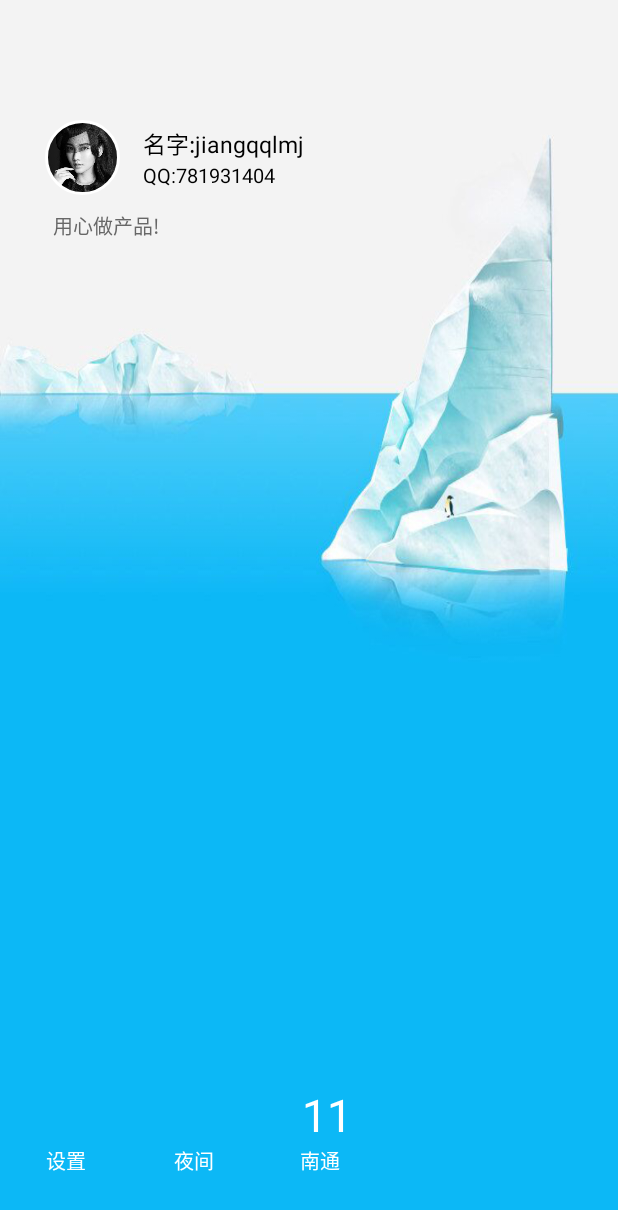
After one commit to BoleSky/android_mvp_framework, an Android app: the layout left_main_view_layout.xml on its own in the app's theme, with its tools: preview values and no code run, on a phone screen of 412 x 824 dp. The commit adds this screen. Shown: the top 1210 px of the screen. Run offline under Robolectric (Android 15) with nearby library versions, the phone set to English and light mode, and no system bars.

Commit message:
主界面侧滑功能

```diff
--- a/app/src/main/AndroidManifest.xml
+++ b/app/src/main/AndroidManifest.xml
@@ -8,7 +8,7 @@
         android:icon="@mipmap/ic_launcher"
         android:label="@string/app_name"
         android:supportsRtl="true"
-        android:theme="@style/AppTheme">
+        android:theme="@style/AppTheme.NoActionBar">
         <activity android:name=".activity.MainActivity">
             <intent-filter>
                 <action android:name="android.intent.action.MAIN" />
--- a/app/src/main/java/com/bolesky/base/sportsinfo/widget/circleimageview/CircleImageView.java
+++ b/app/src/main/java/com/bolesky/base/sportsinfo/widget/circleimageview/CircleImageView.java
@@ -37,6 +37,7 @@ import android.util.AttributeSet;
 import android.widget.ImageView;
 
 import com.bolesky.base.sportsinfo.R;
+
 
 public class CircleImageView extends ImageView {
 
@@ -90,12 +91,12 @@ public class CircleImageView extends ImageView {
     public CircleImageView(Context context, AttributeSet attrs, int defStyle) {
         super(context, attrs, defStyle);
 
-        TypedArray a = context.obtainStyledAttributes(attrs, R.styleable.CircleImageViewStyle, defStyle, 0);
+        TypedArray a = context.obtainStyledAttributes(attrs, R.styleable.CircleImageStyle, defStyle, 0);
 
-        mBorderWidth = a.getDimensionPixelSize(R.styleable.CircleImageViewStyle_civ_border_width, DEFAULT_BORDER_WIDTH);
-        mBorderColor = a.getColor(R.styleable.CircleImageViewStyle_civ_border_color, DEFAULT_BORDER_COLOR);
-        mBorderOverlay = a.getBoolean(R.styleable.CircleImageViewStyle_civ_border_overlay, DEFAULT_BORDER_OVERLAY);
-        mFillColor = a.getColor(R.styleable.CircleImageViewStyle_civ_fill_color, DEFAULT_FILL_COLOR);
+        mBorderWidth = a.getDimensionPixelSize(R.styleable.CircleImageStyle_border_width, DEFAULT_BORDER_WIDTH);
+        mBorderColor = a.getColor(R.styleable.CircleImageStyle_border_color, DEFAULT_BORDER_COLOR);
+        mBorderOverlay = a.getBoolean(R.styleable.CircleImageStyle_border_overlay, DEFAULT_BORDER_OVERLAY);
+        mFillColor = a.getColor(R.styleable.CircleImageStyle_fill_color, DEFAULT_FILL_COLOR);
 
         a.recycle();
 
--- /dev/null
+++ b/app/src/main/res/layout/left_main_view_layout.xml
@@ -0,0 +1,96 @@
+<RelativeLayout xmlns:android="http://schemas.android.com/apk/res/android"
+    xmlns:app="http://schemas.android.com/apk/res-auto"
+    android:layout_width="match_parent"
+    android:layout_height="match_parent"
+    android:background="@drawable/sidebar_bg"
+    android:paddingTop="70dp">
+
+    <LinearLayout
+        android:id="@+id/ll1"
+        android:layout_width="fill_parent"
+        android:layout_height="wrap_content"
+        android:orientation="vertical"
+        android:paddingLeft="30dp">
+        <!--头像，昵称信息-->
+        <LinearLayout
+            android:layout_width="match_parent"
+            android:layout_height="70dp"
+            android:gravity="center_vertical"
+            android:orientation="horizontal">
+
+            <com.bolesky.base.sportsinfo.widget.circleimageview.CircleImageView
+                android:id="@+id/iv_bottom"
+                android:layout_width="50dp"
+                android:layout_height="50dp"
+                android:src="@drawable/small"
+                app:border_color="@android:color/white"
+                app:border_width="2dp" />
+
+
+            <LinearLayout
+                android:layout_width="fill_parent"
+                android:layout_height="wrap_content"
+                android:layout_gravity="center_vertical"
+                android:gravity="center_vertical"
+                android:orientation="vertical">
+
+                <RelativeLayout
+                    android:layout_width="fill_parent"
+                    android:layout_height="wrap_content">
+
+                    <TextView
+                        android:layout_width="wrap_content"
+                        android:layout_height="wrap_content"
+                        android:layout_centerVertical="true"
+                        android:layout_marginLeft="15dp"
+                        android:text="名字:jiangqqlmj"
+                        android:textColor="@android:color/black"
+                        android:textSize="15sp" />
+                </RelativeLayout>
+
+                <TextView
+                    android:layout_width="wrap_content"
+                    android:layout_height="wrap_content"
+                    android:layout_gravity="center_vertical"
+                    android:layout_marginLeft="15dp"
+                    android:text="QQ:781931404"
+                    android:textColor="@android:color/black"
+                    android:textSize="13sp" />
+            </LinearLayout>
+        </LinearLayout>
+
+        <LinearLayout
+            android:layout_width="fill_parent"
+            android:layout_height="wrap_content"
+            android:gravity="center_vertical"
+            android:orientation="horizontal">
+
+
+            <TextView
+                android:layout_width="fill_parent"
+                android:layout_height="wrap_content"
+                android:layout_marginLeft="5dp"
+                android:text="用心做产品!"
+                android:textColor="#676767"
+                android:textSize="13sp" />
+        </LinearLayout>
+    </LinearLayout>
+
+    <!--底部功能条-->
+    <include
+        android:id="@+id/bottom_view"
+        layout="@layout/left_view_bottom_layout" />
+    <!--中间列表-->
+    <ListView
+        android:id="@+id/lv"
+        android:layout_width="match_parent"
+        android:layout_height="wrap_content"
+        android:layout_above="@id/bottom_view"
+        android:layout_below="@id/ll1"
+        android:layout_marginBottom="30dp"
+        android:layout_marginTop="70dp"
+        android:cacheColorHint="#00000000"
+        android:divider="@null"
+        android:scrollbars="none"
+        android:textColor="#ffffff" />
+</RelativeLayout>
--- /dev/null
+++ b/app/src/main/res/layout/left_view_bottom_layout.xml
@@ -0,0 +1,71 @@
+<?xml version="1.0" encoding="utf-8"?>
+<LinearLayout xmlns:android="http://schemas.android.com/apk/res/android"
+    android:layout_width="256dp"
+    android:layout_height="wrap_content"
+    android:layout_alignParentBottom="true"
+    android:layout_marginBottom="40dp"
+    android:gravity="bottom"
+    android:orientation="horizontal">
+
+    <LinearLayout
+        android:layout_width="fill_parent"
+        android:layout_height="wrap_content"
+        android:layout_weight="1"
+        android:gravity="bottom|center_horizontal"
+        android:orientation="horizontal">
+
+        <TextView
+            android:layout_width="wrap_content"
+            android:layout_height="wrap_content"
+            android:layout_marginLeft="3dp"
+            android:text="设置"
+            android:textColor="@android:color/white"
+            android:textSize="13sp" />
+    </LinearLayout>
+
+    <LinearLayout
+        android:layout_width="fill_parent"
+        android:layout_height="wrap_content"
+        android:layout_weight="1"
+        android:gravity="bottom|center_horizontal"
+        android:orientation="horizontal">
+
+        <TextView
+            android:layout_width="wrap_content"
+            android:layout_height="wrap_content"
+            android:layout_marginLeft="3dp"
+            android:text="夜间"
+            android:textColor="@android:color/white"
+            android:textSize="13sp" />
+    </LinearLayout>
+
+    <LinearLayout
+        android:layout_width="fill_parent"
+        android:layout_height="wrap_content"
+        android:layout_weight="1"
+        android:gravity="bottom|center_horizontal"
+        android:orientation="vertical">
+
+        <LinearLayout
+            android:layout_width="wrap_content"
+            android:layout_height="wrap_content"
+            android:orientation="horizontal">
+
+            <TextView
+                android:layout_width="wrap_content"
+                android:layout_height="wrap_content"
+                android:paddingLeft="10dp"
+                android:text="11"
+                android:textColor="@android:color/white"
+                android:textSize="30sp" />
+        </LinearLayout>
+
+        <TextView
+            android:layout_width="wrap_content"
+            android:layout_height="wrap_content"
+            android:text="南通"
+            android:textColor="@android:color/white"
+            android:textSize="13sp" />
+
+    </LinearLayout>
+</LinearLayout>
```
Also changed, not shown: app/src/main/java/com/bolesky/base/sportsinfo/activity/MainActivity.java (+39 -1 lines), app/src/main/java/com/bolesky/base/sportsinfo/widget/sidesliplayout/DragLayout.java (+22 -10 lines), app/src/main/res/layout/activity_main.xml (+26 -15 lines), app/src/main/res/values/attrs.xml (+5 -5 lines), app/src/main/res/drawable/sidebar_bg.jpg (added), app/src/main/res/drawable/small.png (added), app/src/main/res/mipmap-hdpi/ic_drawer_home.png (added), app/src/main/res/mipmap-mdpi/ic_drawer_home.png (added), app/src/main/res/mipmap-xhdpi/ic_drawer_home.png (added).
